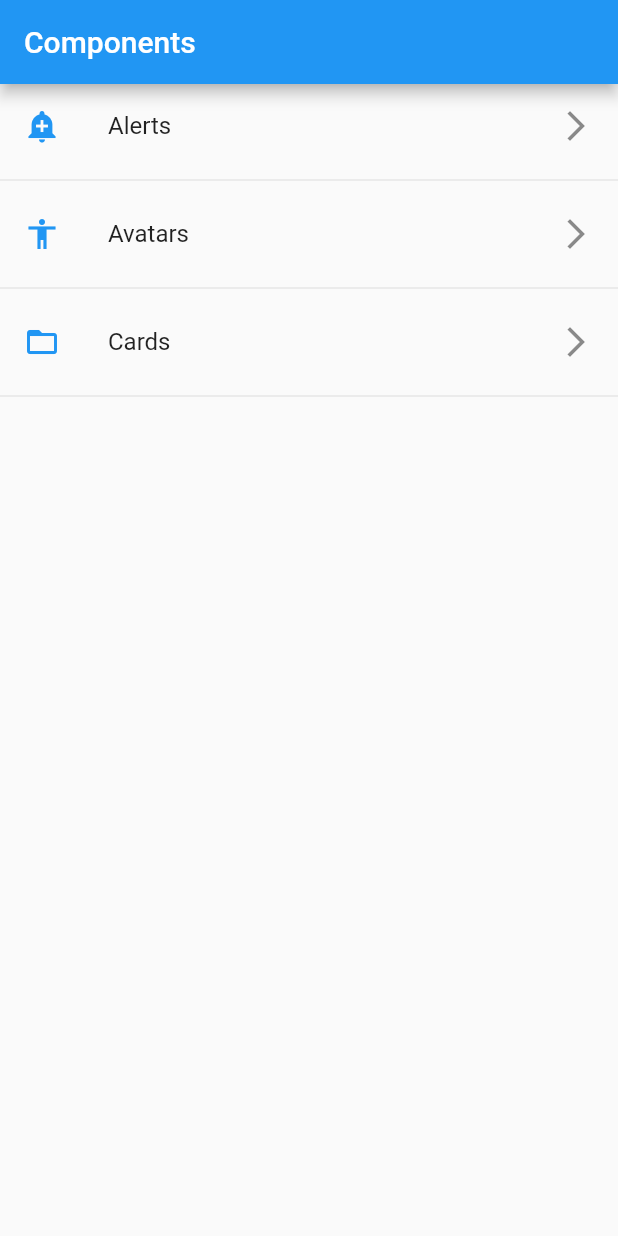
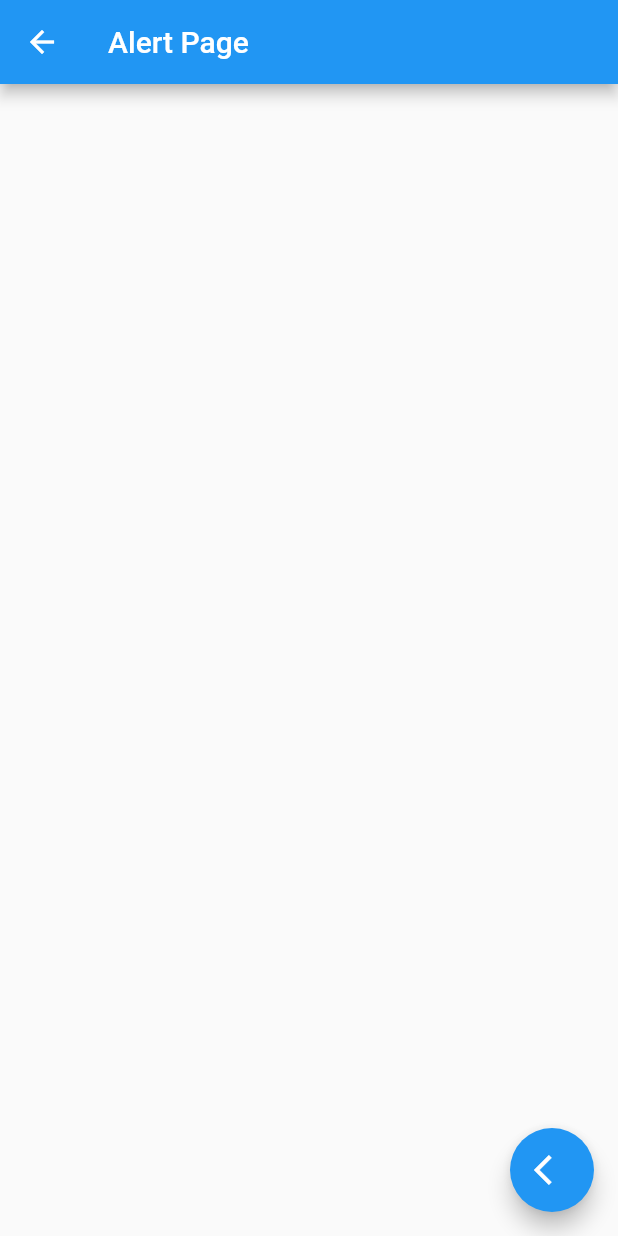
Before and after one commit to adrian-poveda/components-app, a Flutter app: the screen it shows after launch, after a tap on "Alerts", on a phone screen of 412 x 824 dp. Run offline on Flutter 3.47's test engine with Material 2 defaults, Android fonts, the phone set to English and light mode, and no system bars.

Commit message:
Navigate yo a new page

```diff
--- /dev/null
+++ b/lib/src/pages/alert_page.dart
@@ -0,0 +1,18 @@
+import 'package:flutter/material.dart';
+
+
+class AlertPage extends StatelessWidget {
+
+  @override
+  Widget build(BuildContext context) {
+    return Scaffold(
+      appBar: AppBar(title: Text('Alert Page'),),
+      floatingActionButton: FloatingActionButton(
+        child: Icon(Icons.arrow_back_ios),
+        onPressed: () {
+          Navigator.pop(context);
+        },
+      ),
+    );
+  }
+}
--- a/lib/src/pages/home_page.dart
+++ b/lib/src/pages/home_page.dart
@@ -1,3 +1,4 @@
+import 'package:components_app/src/pages/alert_page.dart';
 import 'package:flutter/material.dart';
 
 import 'package:components_app/src/providers/menu_provider.dart';
@@ -24,7 +25,7 @@ class HomePage extends StatelessWidget {
       builder: ( context , AsyncSnapshot<List<dynamic>> snapshot ){
 
         return ListView(
-          children: _itemsList(snapshot.data),
+          children: _itemsList(snapshot.data, context),
         );
       },
     );
@@ -35,7 +36,7 @@ class HomePage extends StatelessWidget {
 
   }
 
-  List<Widget> _itemsList(List<dynamic> data) {
+  List<Widget> _itemsList(List<dynamic> data, BuildContext context) {
 
     final List<Widget> widgetList = [];
 
@@ -44,7 +45,15 @@ class HomePage extends StatelessWidget {
         title: Text(opt['texto']),
         leading: getIcon(opt['icon']),
         trailing: Icon(Icons.arrow_forward_ios),
-        onTap: () {},
+        onTap: () {
+
+          final route = MaterialPageRoute(
+            builder: ( context ){
+              return AlertPage();
+            }
+          );
+          Navigator.push(context, route);
+        },
       );
 
       widgetList..add(currentWidget)
```
Also changed, not shown: lib/src/pages/avatar.dart (added, +12 -0 lines).
